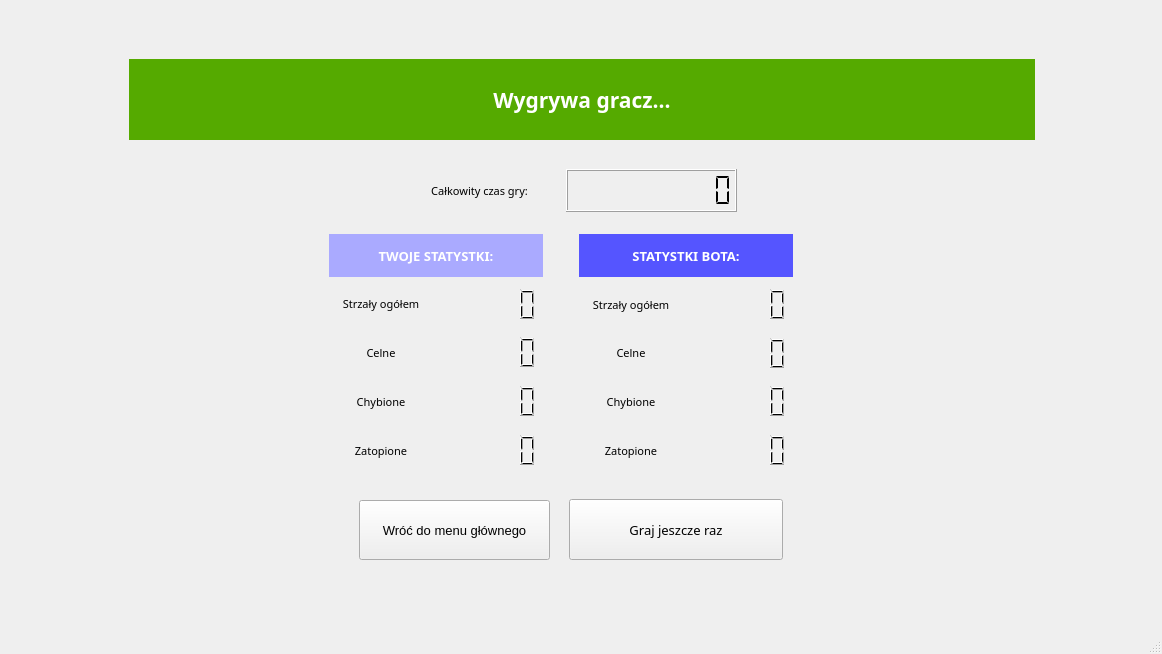
This is battle-ships/mainwindow.ui in hubertoszywa/battle-ships as Qt 5 draws it before an edit. The edited form follows.
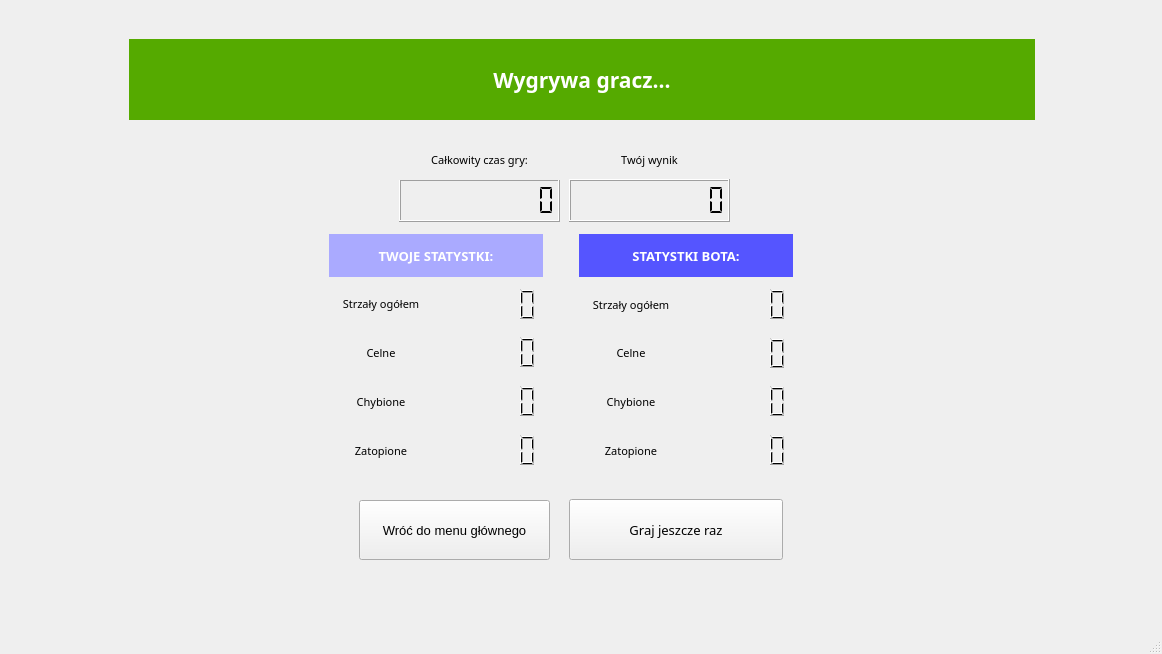
This is the edited form. The open tabs and pages were chosen to show the change.

Diff of the .ui file:
```diff
--- a/battle-ships/mainwindow.ui
+++ b/battle-ships/mainwindow.ui
@@ -3170,7 +3170,7 @@
         <property name="geometry">
          <rect>
           <x>120</x>
-          <y>50</y>
+          <y>30</y>
           <width>906</width>
           <height>81</height>
          </rect>
@@ -3720,9 +3720,9 @@
        <widget class="QLCDNumber" name="lcd_gameTime">
         <property name="geometry">
          <rect>
-          <x>557</x>
-          <y>160</y>
-          <width>171</width>
+          <x>390</x>
+          <y>170</y>
+          <width>161</width>
           <height>43</height>
          </rect>
         </property>
@@ -4524,7 +4524,7 @@
         <property name="geometry">
          <rect>
           <x>390</x>
-          <y>161</y>
+          <y>130</y>
           <width>161</width>
           <height>41</height>
          </rect>
@@ -4559,6 +4559,70 @@
          <number>-1</number>
         </property>
        </widget>
+       <widget class="QLabel" name="label_24">
+        <property name="geometry">
+         <rect>
+          <x>560</x>
+          <y>130</y>
+          <width>161</width>
+          <height>41</height>
+         </rect>
+        </property>
+        <property name="sizePolicy">
+         <sizepolicy hsizetype="Preferred" vsizetype="Expanding">
+          <horstretch>0</horstretch>
+          <verstretch>0</verstretch>
+         </sizepolicy>
+        </property>
+        <property name="font">
+         <font>
+          <family>Arial Black</family>
+          <pointsize>8</pointsize>
+          <weight>50</weight>
+          <bold>false</bold>
+         </font>
+        </property>
+        <property name="layoutDirection">
+         <enum>Qt::LeftToRight</enum>
+        </property>
+        <property name="autoFillBackground">
+         <bool>true</bool>
+        </property>
+        <property name="text">
+         <string>Twój wynik</string>
+        </property>
+        <property name="alignment">
+         <set>Qt::AlignCenter</set>
+        </property>
+        <property name="indent">
+         <number>-1</number>
+        </property>
+       </widget>
+       <widget class="QLCDNumber" name="lcd_gameScore">
+        <property name="geometry">
+         <rect>
+          <x>560</x>
+          <y>170</y>
+          <width>161</width>
+          <height>43</height>
+         </rect>
+        </property>
+        <property name="layoutDirection">
+         <enum>Qt::LeftToRight</enum>
+        </property>
+        <property name="autoFillBackground">
+         <bool>true</bool>
+        </property>
+        <property name="frameShape">
+         <enum>QFrame::Box</enum>
+        </property>
+        <property name="digitCount">
+         <number>10</number>
+        </property>
+        <property name="segmentStyle">
+         <enum>QLCDNumber::Flat</enum>
+        </property>
+       </widget>
       </widget>
       <widget class="QWidget" name="rulesPage">
        <layout class="QGridLayout" name="gridLayout_4">
```
Left out of the diff: 2 changed lines with no effect on the pictures.
